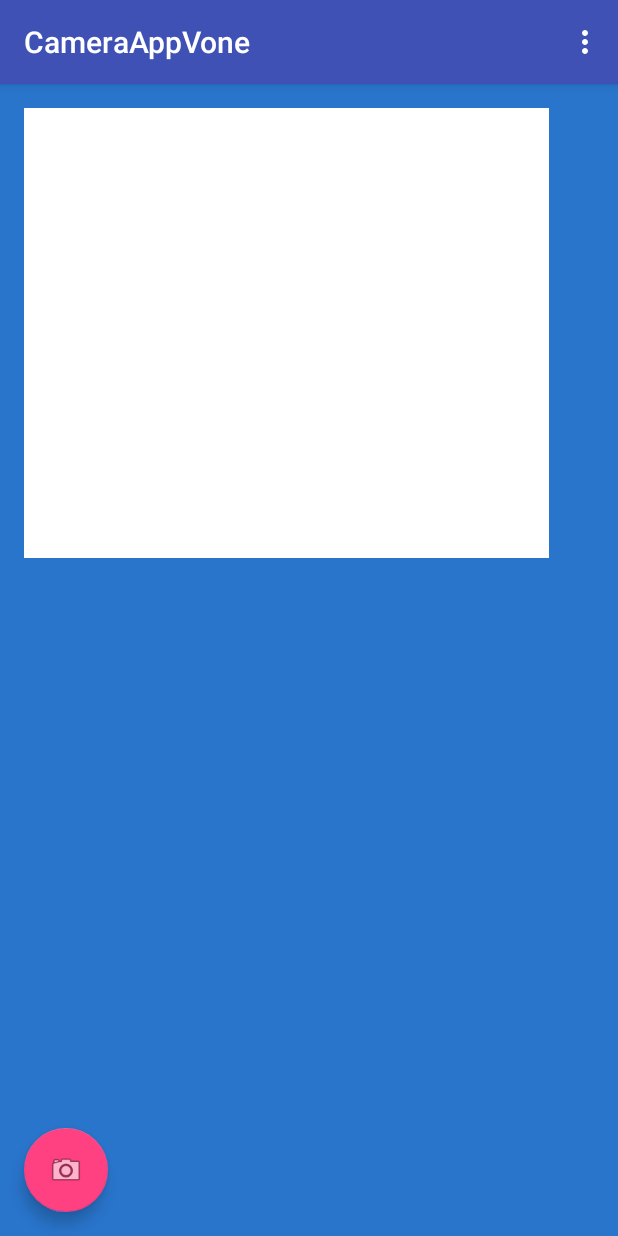
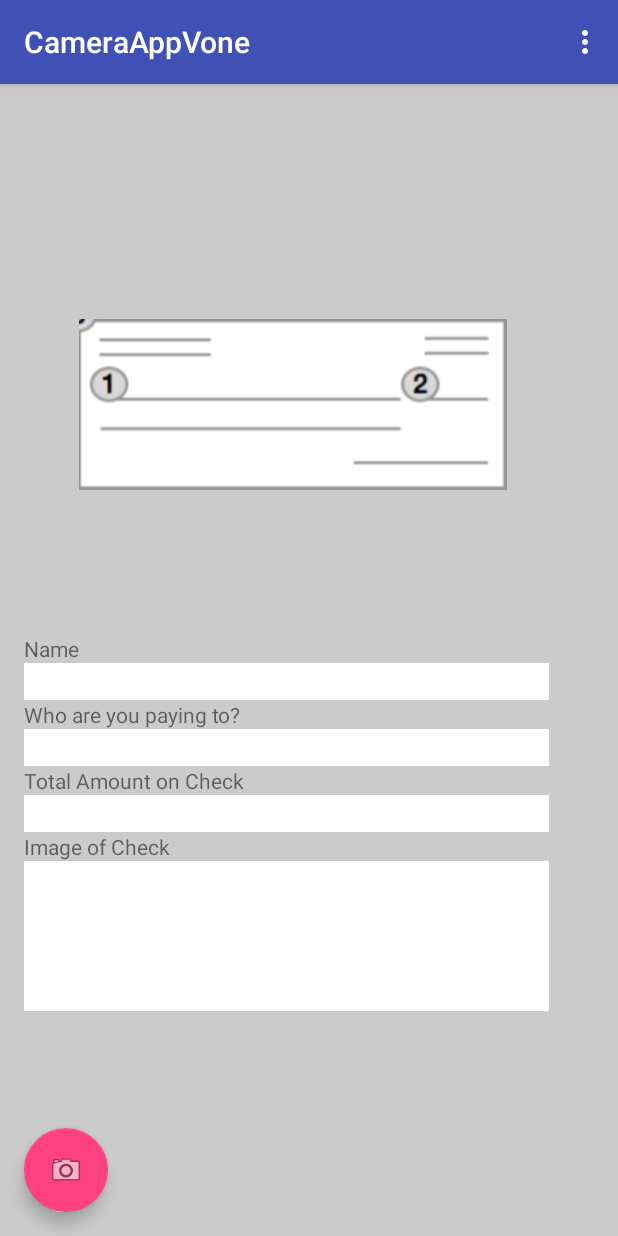
Before and after one commit to LiamAlbright/PaidIt, an Android app: the screen it shows after launch (MainActivity), on a phone screen of 412 x 824 dp. Run offline under Robolectric (Android 15) with nearby library versions, the phone set to English and light mode, and no system bars.

Commit message:
Android update2
Updates to UI

```diff
--- a/CameraAppVone/app/build.gradle
+++ b/CameraAppVone/app/build.gradle
@@ -24,4 +24,6 @@ dependencies {
     testCompile 'junit:junit:4.12'
     compile 'com.android.support:appcompat-v7:23.1.0'
     compile 'com.android.support:design:23.1.0'
+    compile 'com.facebook.android:facebook-android-sdk:4.7.0'
+
 }
--- a/CameraAppVone/app/src/main/java/com/example/liam/cameraappvone/MainActivity.java
+++ b/CameraAppVone/app/src/main/java/com/example/liam/cameraappvone/MainActivity.java
@@ -189,8 +189,6 @@ public class MainActivity extends AppCompatActivity {
         android:layout_above="@+id/bEmail"
         android:layout_alignParentLeft="true"
         android:layout_alignParentStart="true" />
-
-
     <Button
         android:id="@+id/bEmail"
         android:text="Email"
--- a/CameraAppVone/app/src/main/res/layout/content_main.xml
+++ b/CameraAppVone/app/src/main/res/layout/content_main.xml
@@ -10,7 +10,7 @@
     tools:showIn="@layout/activity_main" tools:context=".MainActivity"
 
     android:clickable="true"
-    android:background="#2975cc">
+    android:background="#cbcbcb">
 
 
 
@@ -21,8 +21,85 @@
     <ImageView
         android:adjustViewBounds="true"
         android:layout_width="350dp"
-        android:layout_height="300dp"
+        android:layout_height="100dp"
         android:id="@+id/image_view"
         android:layout_gravity="center_horizontal"
+        android:background="#ffffff"
+        android:layout_marginBottom="134dp"
+        android:layout_alignParentBottom="true"
+        android:layout_alignParentLeft="true"
+        android:layout_alignParentStart="true" />
+
+    <ImageView android:id="@+id/checklogo" android:layout_width="wrap_content"
+        android:layout_height="fill_parent"
+        android:src="@drawable/as"
+        android:layout_gravity="center"
+        android:layout_above="@+id/textView3"
+        android:layout_toRightOf="@+id/textView4"
+        android:layout_toEndOf="@+id/textView4" />
+
+    <TextView
+        android:layout_width="wrap_content"
+        android:text="Name"
+        android:layout_height="wrap_content"
+        android:layout_above="@+id/etName"
+        android:id="@+id/textView4" />
+
+    <EditText
+        android:id="@+id/etName"
+        android:layout_width="match_parent"
+        android:layout_height="wrap_content"
+        android:layout_above="@+id/textView3"
+        android:layout_alignRight="@+id/whoPay"
+        android:layout_alignEnd="@+id/whoPay"
         android:background="#ffffff" />
+
+    <TextView
+        android:layout_width="wrap_content"
+        android:text="Who are you paying to?"
+        android:layout_height="wrap_content"
+        android:layout_above="@+id/whoPay"
+        android:layout_alignParentLeft="true"
+        android:layout_alignParentStart="true"
+        android:id="@+id/textView3" />
+    <EditText
+        android:id="@+id/whoPay"
+        android:layout_width="match_parent"
+        android:layout_height="wrap_content"
+        android:layout_above="@+id/textView2"
+        android:layout_alignRight="@+id/etAmount"
+        android:layout_alignEnd="@+id/etAmount"
+        android:background="#ffffff" />
+
+
+
+    <TextView
+        android:layout_width="wrap_content"
+        android:text="Total Amount on Check"
+        android:layout_height="wrap_content"
+        android:layout_above="@+id/etAmount"
+        android:layout_alignParentLeft="true"
+        android:layout_alignParentStart="true"
+        android:id="@+id/textView2" />
+    <EditText
+        android:id="@+id/etAmount"
+        android:layout_width="match_parent"
+        android:layout_height="wrap_content"
+        android:layout_above="@+id/textView"
+        android:layout_alignRight="@+id/image_view"
+        android:layout_alignEnd="@+id/image_view"
+        android:background="#ffffff" />
+
+
+    <TextView
+        android:layout_width="wrap_content"
+        android:text="Image of Check"
+        android:layout_height="wrap_content"
+        android:layout_alignParentLeft="true"
+        android:layout_alignParentStart="true"
+        android:layout_above="@+id/image_view"
+        android:id="@+id/textView" />
+
+
+
 </RelativeLayout>
--- a/CameraAppVone/app/src/main/res/values/strings.xml
+++ b/CameraAppVone/app/src/main/res/values/strings.xml
@@ -1,4 +1,5 @@
 <resources>
     <string name="app_name">CameraAppVone</string>
     <string name="action_settings">Settings</string>
+    <string name="facebook_app_id">402278583304057</string>
 </resources>
--- a/CameraAppVone/build.gradle
+++ b/CameraAppVone/build.gradle
@@ -3,9 +3,11 @@
 buildscript {
     repositories {
         jcenter()
+        mavenCentral()
     }
     dependencies {
         classpath 'com.android.tools.build:gradle:1.3.0'
+
 
         // NOTE: Do not place your application dependencies here; they belong
         // in the individual module build.gradle files
```
Also changed, not shown: CameraAppVone/app/src/main/AndroidManifest.xml (+8 -0 lines), CameraAppVone/app/src/main/java/com/example/liam/cameraappvone/signIn.java (added, +114 -0 lines), CameraAppVone/app/src/main/res/layout/input_screen.xml (added, +56 -0 lines), CameraAppVone/app/src/main/res/layout/signin.xml (added, +94 -0 lines), CameraAppVone/app/src/main/res/layout/splash_page.xml (added, +11 -0 lines), CameraAppVone/app/src/main/res/drawable/as.png (added), CameraAppVone/app/src/main/res/drawable/paiditlogo.png (added), 3 other files. Lines whose indentation alone changed are shown as unchanged.
